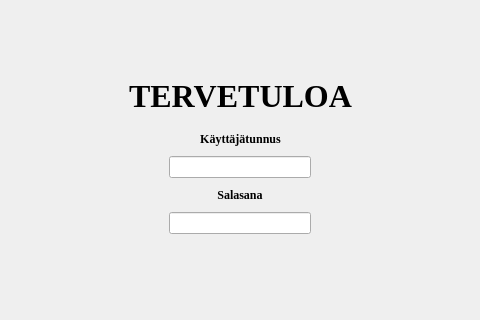
Old version of the form bank-automat/mainwindow.ui in the repository Sahid1981/NEWPankkiautomaatti; both pictures show x 378 to 858 and y 162 to 482 of the 1237 by 651 pixel window.
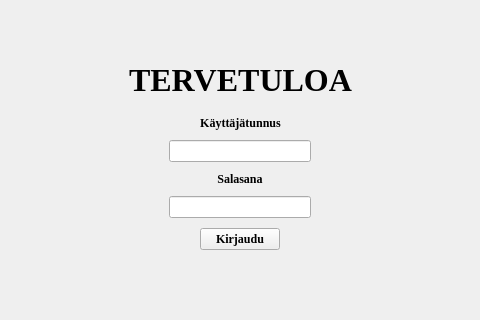
New version of the form.

Commit message: Kirajautumis nappi lisätty Tunnusten testaus ja testi tunnukset lisätty

What changed in the file:
```diff
--- a/bank-automat/mainwindow.ui
+++ b/bank-automat/mainwindow.ui
@@ -168,7 +168,26 @@
        </size>
       </property>
       <property name="echoMode">
-       <enum>QLineEdit::Password</enum>
+       <enum>QLineEdit::EchoMode::Password</enum>
+      </property>
+     </widget>
+    </item>
+    <item alignment="Qt::AlignmentFlag::AlignHCenter">
+     <widget class="QPushButton" name="KirjauduButton">
+      <property name="enabled">
+       <bool>true</bool>
+      </property>
+      <property name="sizePolicy">
+       <sizepolicy hsizetype="Fixed" vsizetype="Fixed">
+        <horstretch>0</horstretch>
+        <verstretch>0</verstretch>
+       </sizepolicy>
+      </property>
+      <property name="layoutDirection">
+       <enum>Qt::LayoutDirection::LeftToRight</enum>
+      </property>
+      <property name="text">
+       <string>Kirjaudu</string>
       </property>
      </widget>
     </item>
```
The commit also changes 2 other files.
